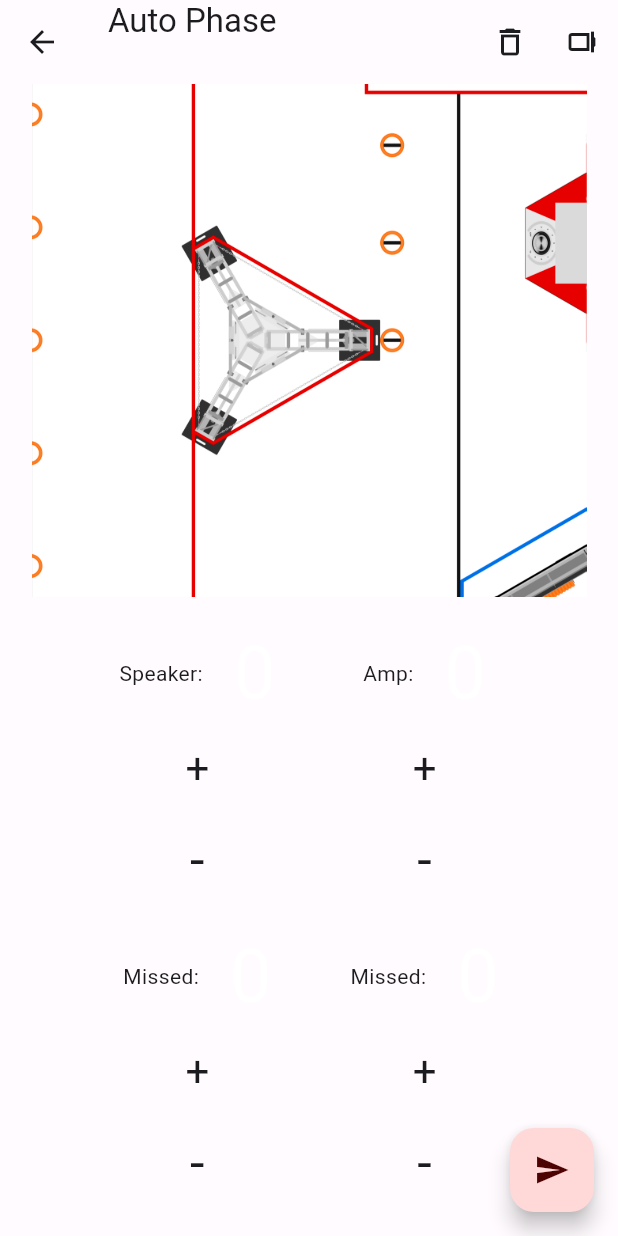
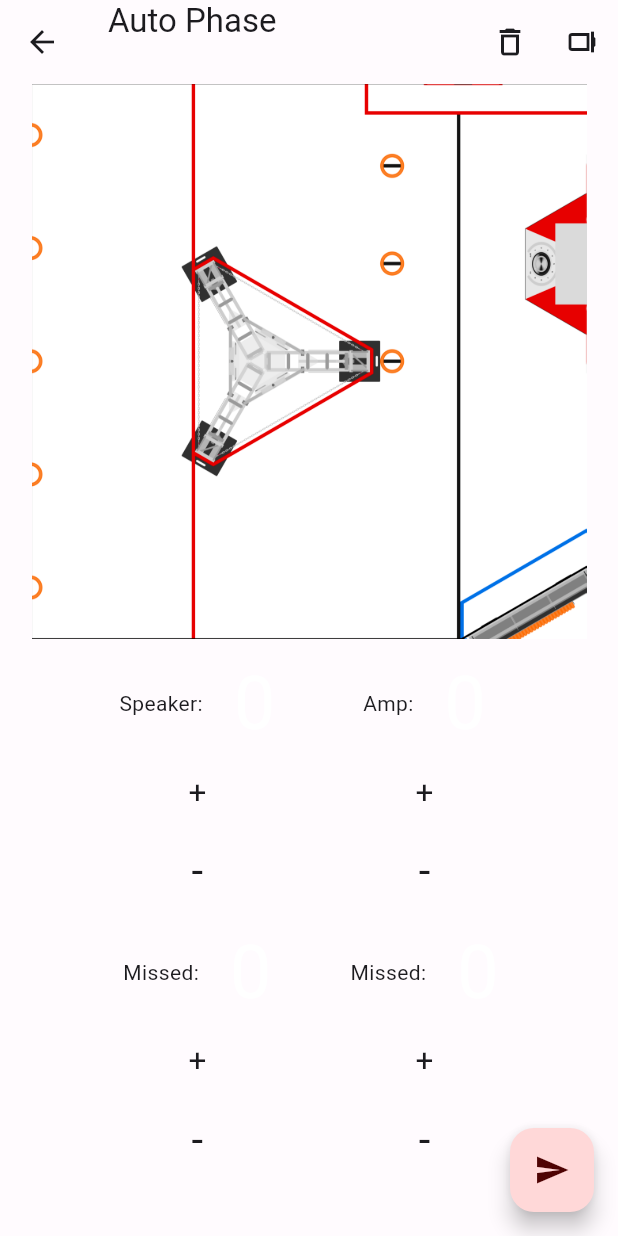
Before and after one commit to john-xu-1/frc1148_2023_scouting_app, a Flutter app: the DrawArea screen opened directly with empty values, on a phone screen of 412 x 824 dp. Run offline on Flutter 3.47's test engine with Material 3 defaults, Android fonts, the phone set to English and light mode, and no system bars; our stand-ins replace fl_chart; missing offline and left inert: gsheets; key blocks and very long unbroken strings in the code were emptied for the run.

Commit message:
fixing overflow
made counters a little smaller, no longer overflows on XR

```diff
--- a/lib/draw_area.dart
+++ b/lib/draw_area.dart
@@ -223,13 +223,11 @@ class _DrawAreaState extends State<DrawArea> {
       body: Column(
         children: [
           // Field drawing area
-          Expanded(
-            child: GestureDetector(
+          GestureDetector(
             onTapDown: (details) {
               setState(() {
                 RenderBox box = context.findRenderObject() as RenderBox;
                 Offset point = box.globalToLocal(details.globalPosition);
-                  // Adjust coordinate for AppBar height
                 point = Offset(point.dx, point.dy - appBarHeight);
                 points.add(point);
                 if (points.isNotEmpty && points.last != null) {
@@ -238,10 +236,13 @@ class _DrawAreaState extends State<DrawArea> {
               });
             },
             child: Container(
+              width: 370, // Fixed width
+              height: 370, // Fixed height
               decoration: BoxDecoration(
                 image: DecorationImage(
                   image: bg,
-                    fit: BoxFit.cover,
+                  fit: BoxFit
+                      .fill, // Use fill to ensure image takes exact dimensions
                 ),
               ),
               child: RepaintBoundary(
@@ -252,14 +253,14 @@ class _DrawAreaState extends State<DrawArea> {
               ),
             ),
           ),
-          ),
           // Scoring interface
+          // Counter interface section - contains both scoring methods (Speaker and Amp)
           Padding(
-            padding: const EdgeInsets.all(16.0),
+            padding: const EdgeInsets.all(8.0),
             child: Row(
               mainAxisAlignment: MainAxisAlignment.center,
               children: [
-                // Speaker scoring section
+                // Speaker scoring (5 points per score) with separate miss tracking
                 Column(mainAxisAlignment: MainAxisAlignment.center, children: [
                   ScoreDisplay(speakerPoints.value, "Speaker:"),
                   CounterButton(
@@ -268,7 +269,7 @@ class _DrawAreaState extends State<DrawArea> {
                       5,
                       const Text(
                         '+',
-                        textScaleFactor: 2,
+                        textScaleFactor: 1.5,
                       )),
                   CounterButton(
                       update,
@@ -276,9 +277,10 @@ class _DrawAreaState extends State<DrawArea> {
                       -5,
                       const Text(
                         '-',
-                        textScaleFactor: 2.5,
+                        textScaleFactor: 2,
                       )),
-                  const SizedBox(height: 10),
+                  const SizedBox(height: 5),
+                  // Track missed shots separately from scoring
                   ScoreDisplay(missedS.value, "Missed:"),
                   CounterButton(
                       update,
@@ -286,7 +288,7 @@ class _DrawAreaState extends State<DrawArea> {
                       1,
                       const Text(
                         '+',
-                        textScaleFactor: 2,
+                        textScaleFactor: 1.5,
                       )),
                   CounterButton(
                       update,
@@ -294,13 +296,13 @@ class _DrawAreaState extends State<DrawArea> {
                       -1,
                       const Text(
                         '-',
-                        textScaleFactor: 2.5,
+                        textScaleFactor: 2,
                       )),
                 ]),
                 const SizedBox(
                   width: 50,
-                ),
-                // Amp scoring section
+                ), // Space between scoring sections
+                // Amp scoring (1 point per score) with separate miss tracking
                 Column(mainAxisAlignment: MainAxisAlignment.center, children: [
                   ScoreDisplay(ampPoints.value, "Amp:"),
                   CounterButton(
@@ -309,7 +311,7 @@ class _DrawAreaState extends State<DrawArea> {
                       1,
                       const Text(
                         '+',
-                        textScaleFactor: 2,
+                        textScaleFactor: 1.5,
                       )),
                   CounterButton(
                       update,
@@ -317,9 +319,10 @@ class _DrawAreaState extends State<DrawArea> {
                       -1,
                       const Text(
                         '-',
-                        textScaleFactor: 2.5,
+                        textScaleFactor: 2,
                       )),
-                  const SizedBox(height: 10),
+                  const SizedBox(height: 5),
+                  // Track missed shots separately from scoring
                   ScoreDisplay(missedA.value, "Missed:"),
                   CounterButton(
                       update,
@@ -327,7 +330,7 @@ class _DrawAreaState extends State<DrawArea> {
                       1,
                       const Text(
                         '+',
-                        textScaleFactor: 2,
+                        textScaleFactor: 1.5,
                       )),
                   CounterButton(
                       update,
@@ -335,7 +338,7 @@ class _DrawAreaState extends State<DrawArea> {
                       -1,
                       const Text(
                         '-',
-                        textScaleFactor: 2.5,
+                        textScaleFactor: 2,
                       )),
                 ]),
               ],
```
Lines whose indentation alone changed are shown as unchanged.
